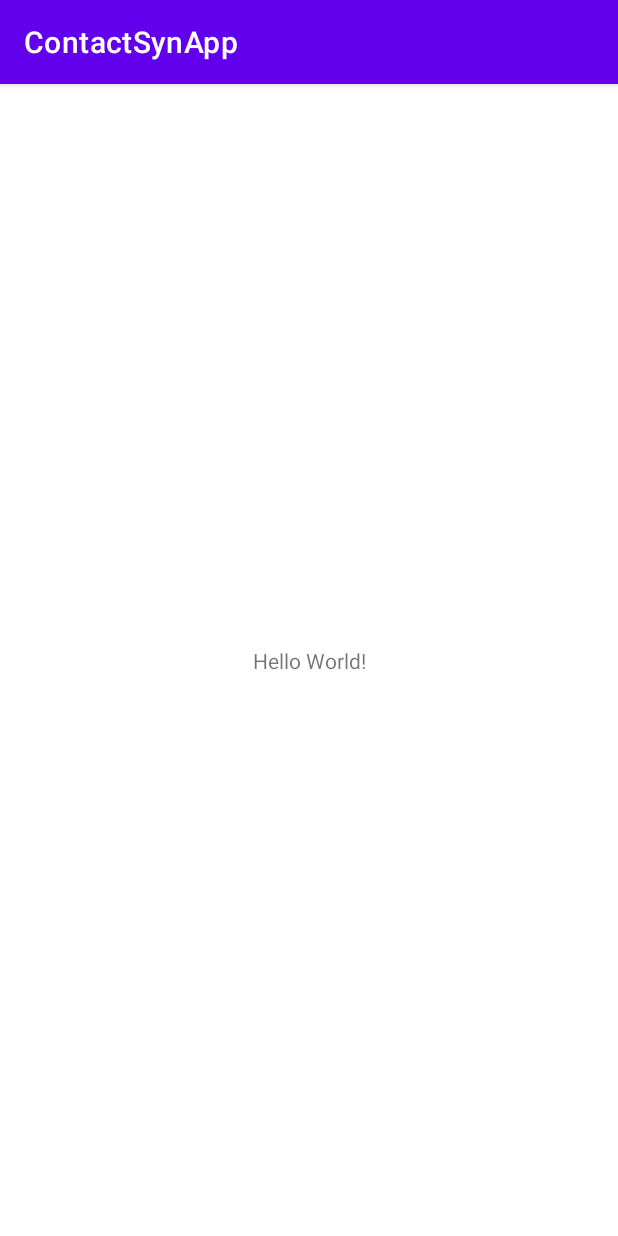
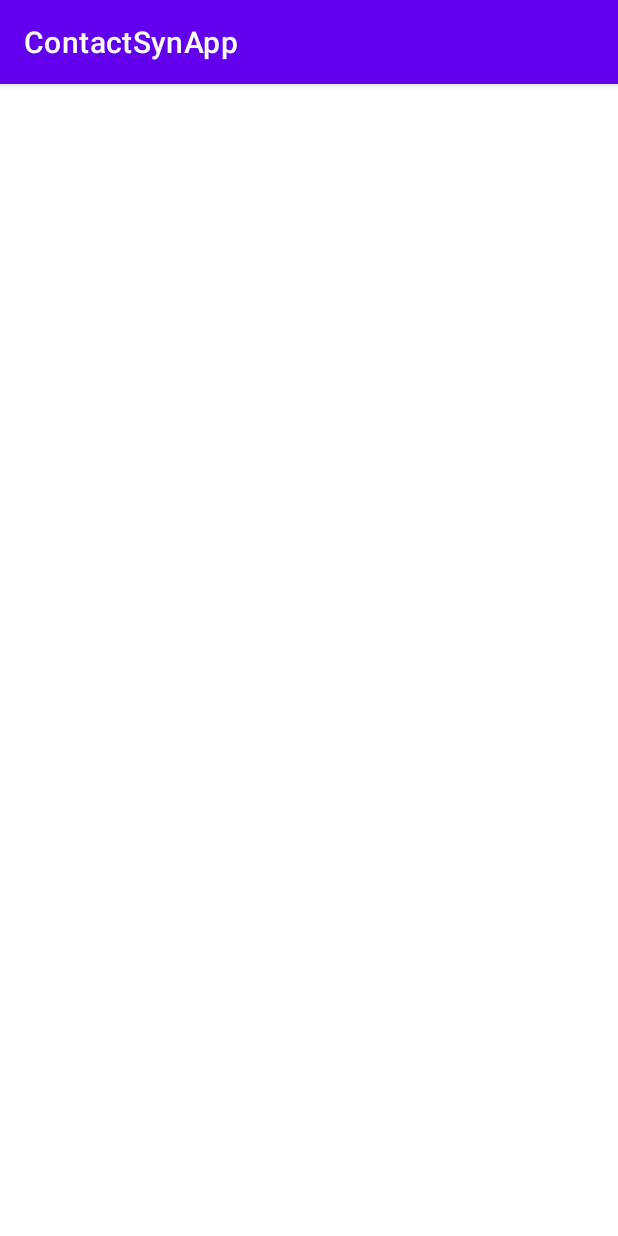
Before and after one commit to snippy066/ContactSyn, an Android app: the screen it shows after launch (MainActivity), on a phone screen of 412 x 824 dp. Run offline under Robolectric (Android 15) with nearby library versions, the phone set to English and light mode, and no system bars.

Commit message:
changed Layout

```diff
--- a/app/src/main/res/layout/activity_main.xml
+++ b/app/src/main/res/layout/activity_main.xml
@@ -1,18 +1,10 @@
 <?xml version="1.0" encoding="utf-8"?>
-<androidx.constraintlayout.widget.ConstraintLayout xmlns:android="http://schemas.android.com/apk/res/android"
+<RelativeLayout xmlns:android="http://schemas.android.com/apk/res/android"
     xmlns:app="http://schemas.android.com/apk/res-auto"
     xmlns:tools="http://schemas.android.com/tools"
     android:layout_width="match_parent"
     android:layout_height="match_parent"
     tools:context=".MainActivity">
 
-    <TextView
-        android:layout_width="wrap_content"
-        android:layout_height="wrap_content"
-        android:text="Hello World!"
-        app:layout_constraintBottom_toBottomOf="parent"
-        app:layout_constraintLeft_toLeftOf="parent"
-        app:layout_constraintRight_toRightOf="parent"
-        app:layout_constraintTop_toTopOf="parent" />
 
-</androidx.constraintlayout.widget.ConstraintLayout>
+</RelativeLayout>
```
